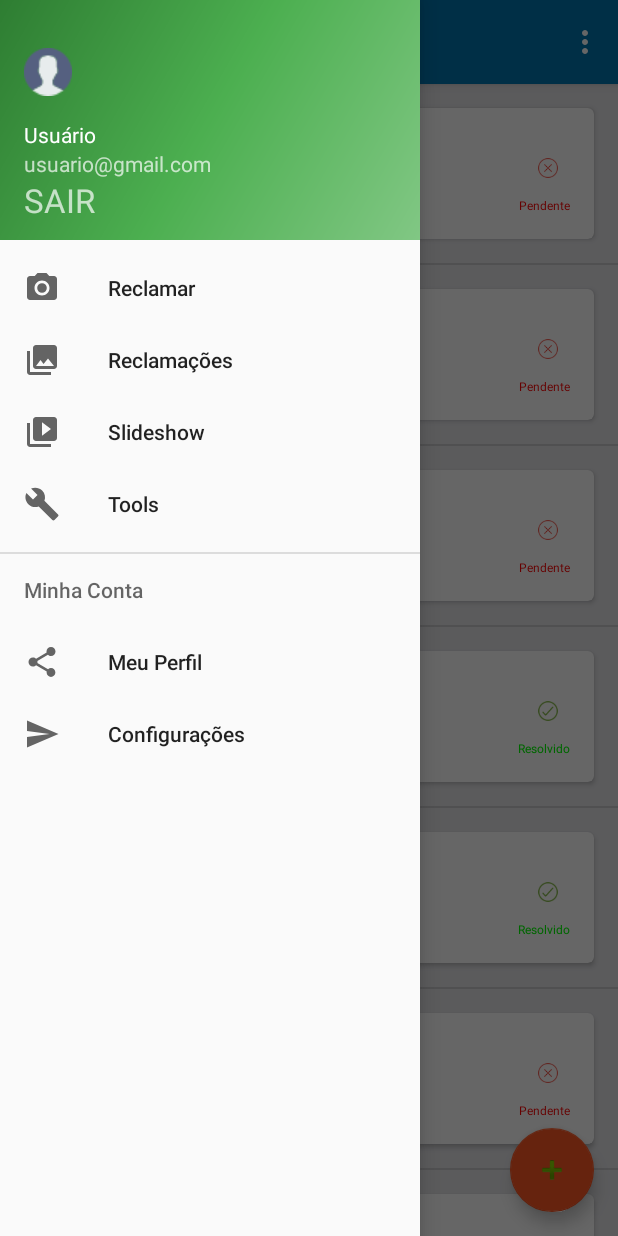
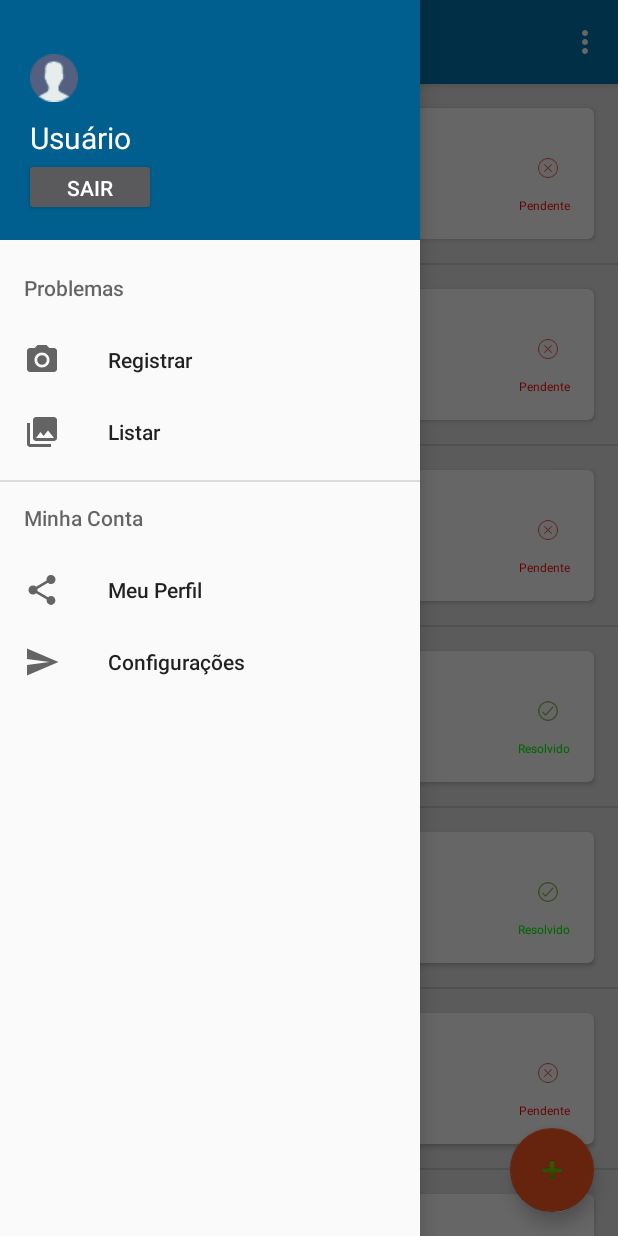
Before and after one commit to alberton95/InfraAPP, an Android app: the PrincipalActivity screen opened directly, with no data from a screen before it, with the side drawer open, on a phone screen of 412 x 824 dp. Run offline under Robolectric (Android 15) with nearby library versions, the phone set to English and light mode, and no system bars; our stand-ins replace CircleImageView.

Commit message:
Ajuste NavDrawer
Ajuste no NavDrawer

```diff
--- a/app/src/main/java/br/com/appinfra/appinfra/views/LoginActivity.kt
+++ b/app/src/main/java/br/com/appinfra/appinfra/views/LoginActivity.kt
@@ -12,8 +12,6 @@ import com.google.android.gms.tasks.OnCompleteListener
 import com.google.firebase.auth.AuthResult
 import com.google.firebase.auth.FirebaseAuth
 import kotlinx.android.synthetic.main.activity_login.*
-
-
 
 class LoginActivity : AppCompatActivity() {
 
--- a/app/src/main/res/layout/nav_header_principal.xml
+++ b/app/src/main/res/layout/nav_header_principal.xml
@@ -3,7 +3,7 @@
     xmlns:app="http://schemas.android.com/apk/res-auto"
     android:layout_width="match_parent"
     android:layout_height="@dimen/nav_header_height"
-    android:background="@drawable/side_nav_bar"
+    android:background="@color/colorPrimaryDark"
     android:gravity="bottom"
     android:orientation="vertical"
     android:paddingBottom="@dimen/activity_vertical_margin"
@@ -16,28 +16,24 @@
         android:id="@+id/imageView"
         android:layout_width="wrap_content"
         android:layout_height="wrap_content"
-        android:paddingTop="@dimen/nav_header_vertical_spacing"
+        android:paddingTop="20dp"
+        android:layout_marginLeft="4dp"
         app:srcCompat="@drawable/user" />
 
     <TextView
         android:layout_width="match_parent"
         android:layout_height="wrap_content"
         android:paddingTop="@dimen/nav_header_vertical_spacing"
+        android:layout_marginLeft="4dp"
+        android:textSize="20sp"
         android:text="Usuário"
         android:textAppearance="@style/TextAppearance.AppCompat.Body1" />
 
-    <TextView
-        android:id="@+id/textView"
-        android:layout_width="wrap_content"
-        android:layout_height="wrap_content"
-        android:text="usuario@gmail.com" />
-
-    <TextView
-        android:layout_width="match_parent"
-        android:layout_height="wrap_content"
-        android:id="@+id/logout"
-        android:textSize="22sp"
-        android:text="SAIR"
-        android:onClick="logout"/>
+        <Button
+            android:id="@+id/logout"
+            android:layout_width="wrap_content"
+            android:layout_height="wrap_content"
+            android:onClick="logout"
+            android:text="SAIR"/>
 
 </LinearLayout>
--- a/app/src/main/res/menu/activity_principal2_drawer.xml
+++ b/app/src/main/res/menu/activity_principal2_drawer.xml
@@ -1,24 +1,18 @@
 <?xml version="1.0" encoding="utf-8"?>
 <menu xmlns:android="http://schemas.android.com/apk/res/android">
 
-    <group android:checkableBehavior="single">
+    <item android:title="Problemas">
+    <menu>
         <item
             android:id="@+id/nav_camera"
             android:icon="@drawable/ic_menu_camera"
-            android:title="Reclamar"/>
+            android:title="Registrar"/>
         <item
             android:id="@+id/nav_gallery"
             android:icon="@drawable/ic_menu_gallery"
-            android:title="Reclamações" />
-        <item
-            android:id="@+id/nav_slideshow"
-            android:icon="@drawable/ic_menu_slideshow"
-            android:title="Slideshow" />
-        <item
-            android:id="@+id/nav_manage"
-            android:icon="@drawable/ic_menu_manage"
-            android:title="Tools" />
-    </group>
+            android:title="Listar" />
+        </menu>
+    </item>
 
     <item android:title="Minha Conta">
         <menu>
--- a/app/src/main/res/values/dimens.xml
+++ b/app/src/main/res/values/dimens.xml
@@ -2,7 +2,7 @@
     <!-- Default screen margins, per the Android Design guidelines. -->
     <dimen name="activity_horizontal_margin">16dp</dimen>
     <dimen name="activity_vertical_margin">16dp</dimen>
-    <dimen name="nav_header_vertical_spacing">16dp</dimen>
+    <dimen name="nav_header_vertical_spacing">10dp</dimen>
     <dimen name="nav_header_height">160dp</dimen>
     <dimen name="fab_margin">16dp</dimen>
 </resources>
--- /dev/null
+++ b/app/src/main/res/values/ids.xml
@@ -0,0 +1,5 @@
+<?xml version="1.0" encoding="utf-8"?>
+<resources>
+    <item name="nav_slideshow" type="id" />
+    <item name="nav_manage" type="id" />
+</resources>
```
